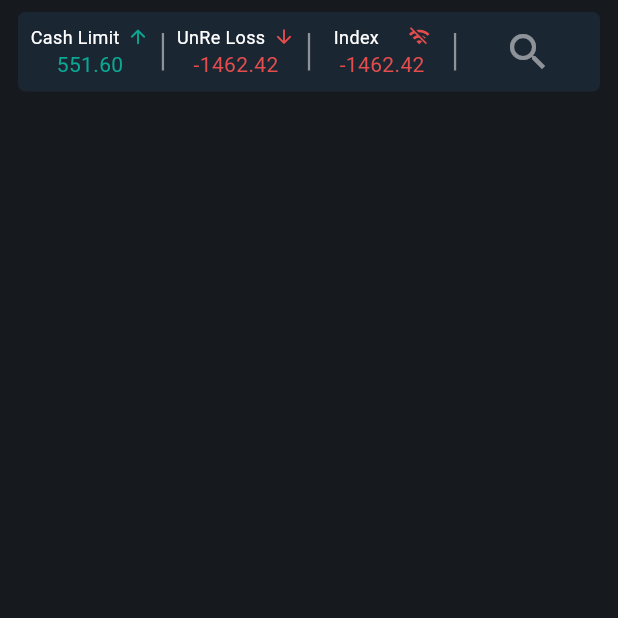
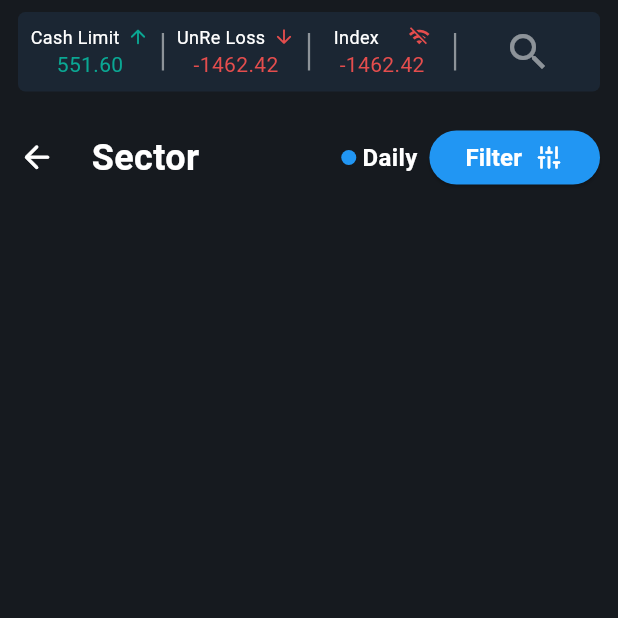
Before and after one commit to BishwayDatta1219/favorite_app, a Flutter app: the screen it shows after launch, on a phone screen of 412 x 824 dp, the top half of it. Run offline on Flutter 3.47's test engine with Material 3 defaults, Android fonts, the phone set to English and light mode, and no system bars.

Commit message:
create & implemented favorite_topbar in favorite_page

```diff
--- a/lib/favorite_page.dart
+++ b/lib/favorite_page.dart
@@ -1,5 +1,6 @@
 import 'package:favorite_app/app_utlis/app_ui_const.dart';
 import 'package:favorite_app/favorite_appbar.dart';
+import 'package:favorite_app/favorite_topbar.dart';
 import 'package:flutter/material.dart';
 import 'package:flutter/services.dart';
 
@@ -23,6 +24,7 @@ class FavoritePage extends StatelessWidget {
           child: Column(
         children: [
           FavoriteAppbar(),
+          FavoriteTopBar(),
         ],
       )),
     );
--- /dev/null
+++ b/lib/favorite_topbar.dart
@@ -0,0 +1,85 @@
+import 'package:favorite_app/app_utlis/app_sizes.dart';
+import 'package:favorite_app/app_utlis/app_ui_const.dart';
+import 'package:flutter/material.dart';
+
+class FavoriteTopBar extends StatelessWidget {
+  const FavoriteTopBar({super.key});
+
+  @override
+  Widget build(BuildContext context) {
+    return Padding(
+      padding: const EdgeInsets.symmetric(
+        horizontal: AppSizes.mpg12,
+        vertical: AppSizes.mpg12,
+      ),
+      child: Row(
+        children: [
+          Icon(
+            Icons.arrow_back_rounded,
+            size: 25,
+            color: AppUIConst.whiteColor,
+          ),
+          const SizedBox(
+            width: AppSizes.mpg24,
+          ),
+          Expanded(
+            child: Text(
+              "Sector",
+              style: AppUIConst.titleTS.copyWith(color: AppUIConst.whiteColor),
+            ),
+          ),
+          const Spacer(),
+          Container(
+            width: 10,
+            height: 10,
+            decoration: BoxDecoration(
+              color: Colors.blue,
+              borderRadius: BorderRadius.circular(50),
+            ),
+          ),
+          const SizedBox(
+            width: AppSizes.mpg4,
+          ),
+          Text(
+            'Daily',
+            style: AppUIConst.buttonTS.copyWith(color: AppUIConst.whiteColor),
+          ),
+          const SizedBox(
+            width: AppSizes.mpg8,
+          ),
+          ElevatedButton(
+            style: ElevatedButton.styleFrom(
+              backgroundColor: Colors.blue,
+              minimumSize: const Size(
+                20, // width
+                36, // height
+              ),
+            ),
+            onPressed: () {},
+            child: Row(
+              children: [
+                Text(
+                  'Filter',
+                  style: AppUIConst.buttonTS.copyWith(
+                    color: AppUIConst.whiteColor,
+                  ),
+                ),
+                const SizedBox(
+                  width: AppSizes.mpg8,
+                ),
+                Transform.rotate(
+                  angle: 1.5708,
+                  child: Icon(
+                    Icons.tune_rounded,
+                    size: 20,
+                    color: AppUIConst.whiteColor,
+                  ),
+                ),
+              ],
+            ),
+          ),
+        ],
+      ),
+    );
+  }
+}
```
